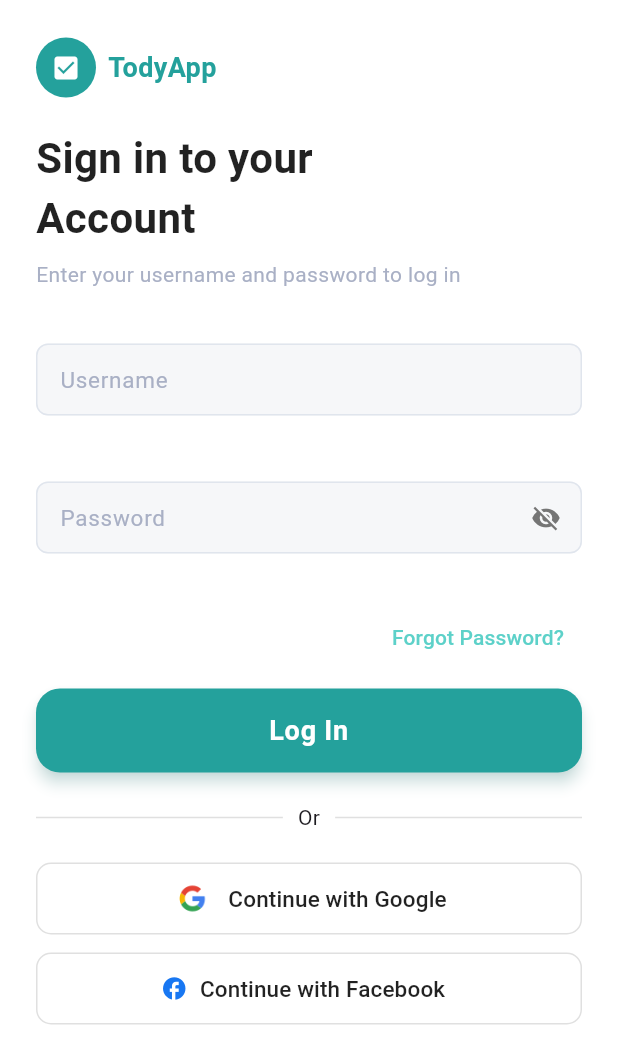
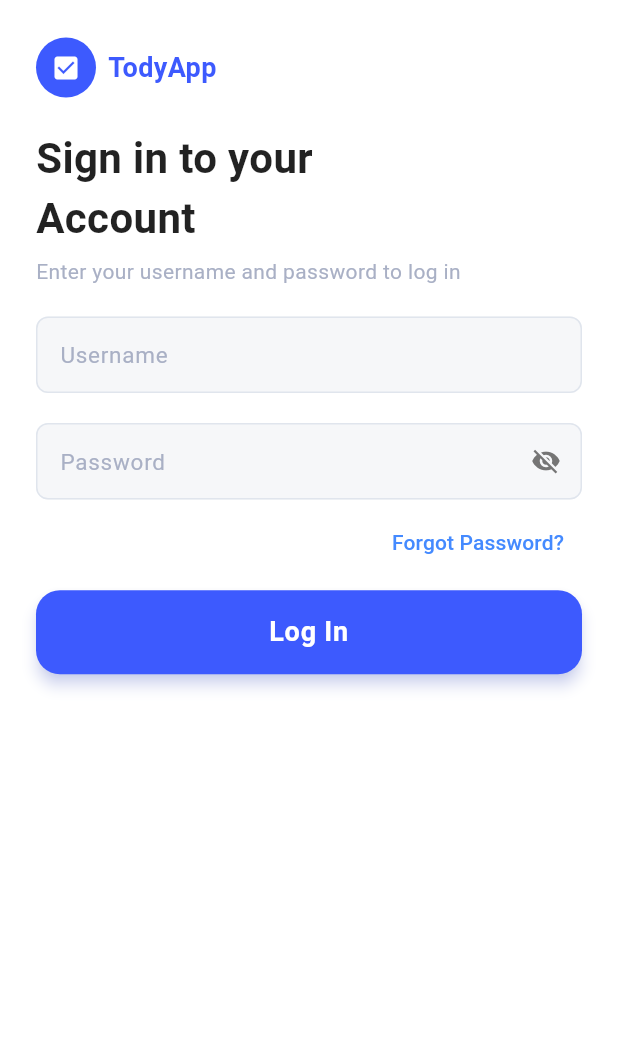
Before and after one commit to fahmilavender/ulangan_flutter, a Flutter app: the screen it shows after launch, on a phone screen of 412 x 824 dp. Shown: the top 1064 px of the screen. Run offline on Flutter 3.47's test engine with Material 3 defaults, Android fonts, the phone set to English and light mode, and no system bars; our stand-ins replace get.

Commit message:
fix style login page

```diff
--- a/lib/components/custom_button.dart
+++ b/lib/components/custom_button.dart
@@ -12,8 +12,8 @@ class CustomButton extends StatelessWidget {
   });
 
   final String? myText;
-  final Color? myTextColor;       // bisa dikustom dari halaman
-  final Color? backgroundColor;   // bisa dikustom dari halaman
+  final Color? myTextColor;
+  final Color? backgroundColor;
   final VoidCallback? onPressed;
   final bool isLoading;
 
--- a/lib/components/custom_textfield.dart
+++ b/lib/components/custom_textfield.dart
@@ -1,5 +1,4 @@
-import 'package:flutter/material.dart';
-import 'package:ulangan_flutter/components/customcolors.dart';
+import 'package:flutter/material.dart'; import 'package:ulangan_flutter/components/customcolors.dart';
 
 class CustomTextField extends StatelessWidget {
   const CustomTextField({
@@ -24,7 +23,6 @@ class CustomTextField extends StatelessWidget {
   final VoidCallback? onToggle;
   final String? Function(String?)? validator;
 
-  // Warna kustom opsional
   final Color? labelColor;
   final Color? textColor;
   final Color? fillColor;
@@ -34,9 +32,7 @@ class CustomTextField extends StatelessWidget {
   @override
   Widget build(BuildContext context) {
     return Padding(
-      padding: const EdgeInsets.symmetric(vertical: 6),
-      child: SizedBox(
-        height: 64,
+      padding: const EdgeInsets.symmetric(vertical: 4),
       child: TextFormField(
         controller: controller,
         obscureText: isPassword,
@@ -57,7 +53,7 @@ class CustomTextField extends StatelessWidget {
           fillColor: fillColor ?? Customcolors.textFieldFill,
           contentPadding: const EdgeInsets.symmetric(
             horizontal: 12,
-              vertical: 0,
+            vertical: 14,
           ),
           border: OutlineInputBorder(
             borderRadius: BorderRadius.circular(8),
@@ -92,7 +88,6 @@ class CustomTextField extends StatelessWidget {
               : null,
         ),
       ),
-      ),
     );
   }
 }
--- a/lib/pages/login_page.dart
+++ b/lib/pages/login_page.dart
@@ -29,9 +29,10 @@ class _LoginPageState extends State<LoginPage> {
               Row(
                 children: [
                   CircleAvatar(
-                    backgroundColor: Customcolors.primary,
+                    backgroundColor: Customcolors.bluewidget,
                     radius: 20,
-                    child: const Icon(Icons.check_box, color: Customcolors.white, size: 20),
+                    child: const Icon(Icons.check_box,
+                        color: Customcolors.white, size: 20),
                   ),
                   const Padding(padding: EdgeInsets.only(left: 8)),
                   const Text(
@@ -39,11 +40,12 @@ class _LoginPageState extends State<LoginPage> {
                     style: TextStyle(
                       fontSize: 18,
                       fontWeight: FontWeight.bold,
-                      color: Customcolors.primary,
+                      color: Customcolors.bluewidget,
                     ),
                   ),
                 ],
               ),
+
               const Padding(
                 padding: EdgeInsets.only(top: 20),
                 child: Text(
@@ -55,23 +57,27 @@ class _LoginPageState extends State<LoginPage> {
                   ),
                 ),
               ),
+
               const Padding(
-                padding: EdgeInsets.only(top: 8),
+                padding: EdgeInsets.only(top: 6),
                 child: Text(
                   "Enter your username and password to log in",
                   style: TextStyle(fontSize: 14, color: Customcolors.textSecondary),
                 ),
               ),
+
               Padding(
-                padding: const EdgeInsets.only(top: 30),
+                padding: const EdgeInsets.only(top: 16),
                 child: CustomTextField(
                   label: "Username",
                   controller: authController.usernameController,
                   isPassword: false,
+                  focusedBorderColor: Customcolors.bluewidget,
                 ),
               ),
+
               Padding(
-                padding: const EdgeInsets.only(top: 16),
+                padding: const EdgeInsets.only(top: 12),
                 child: Obx(
                   () => CustomTextField(
                     label: "Password",
@@ -79,24 +85,27 @@ class _LoginPageState extends State<LoginPage> {
                     isPassword: authController.isPasswordHidden.value,
                     showToggle: true,
                     onToggle: authController.togglePasswordVisibility,
+                    focusedBorderColor: Customcolors.bluewidget,
                   ),
                 ),
               ),
+
               Padding(
-                padding: const EdgeInsets.only(top: 10),
+                padding: const EdgeInsets.only(top: 0.5),
                 child: Align(
                   alignment: Alignment.centerRight,
                   child: TextButton(
                     onPressed: () {},
                     child: const Text(
                       "Forgot Password?",
-                      style: TextStyle(color: Customcolors.primaryLight),
+                      style: TextStyle(color: Customcolors.blueaksen),
                     ),
                   ),
                 ),
               ),
+
               Padding(
-                padding: const EdgeInsets.only(top: 10),
+                padding: const EdgeInsets.only(top: 8),
                 child: Obx(
                   () => CustomButton(
                     myText: "Log In",
@@ -107,62 +116,8 @@ class _LoginPageState extends State<LoginPage> {
                       authController.isLoading.value = false;
                       if (success) Get.offAllNamed(AppRoutes.dashboardPage);
                     },
-                  ),
-                ),
-              ),
-              Padding(
-                padding: const EdgeInsets.symmetric(vertical: 20),
-                child: Row(
-                  children: [
-                    Expanded(child: Divider(thickness: 1, color: Customcolors.divider)),
-                    const Padding(
-                      padding: EdgeInsets.symmetric(horizontal: 10),
-                      child: Text("Or"),
-                    ),
-                    Expanded(child: Divider(thickness: 1, color: Customcolors.divider)),
-                  ],
-                ),
-              ),
-              OutlinedButton(
-                style: OutlinedButton.styleFrom(
-                  minimumSize: const Size(double.infinity, 48),
-                  side: BorderSide(color: Customcolors.divider),
-                  shape: RoundedRectangleBorder(
-                    borderRadius: BorderRadius.circular(10),
-                  ),
-                ),
-                onPressed: () {},
-                child: Row(
-                  mainAxisAlignment: MainAxisAlignment.center,
-                  children: [
-                    Image.asset(
-                      'assets/images/google_logo.png',
-                      height: 28,
-                      width: 28,
-                    ),
-                    const Padding(padding: EdgeInsets.only(left: 10)),
-                    const Text(
-                      "Continue with Google",
-                      style: TextStyle(color: Customcolors.textPrimary, fontSize: 15),
-                    ),
-                  ],
-                ),
-              ),
-              Padding(
-                padding: const EdgeInsets.only(top: 12),
-                child: OutlinedButton.icon(
-                  style: OutlinedButton.styleFrom(
-                    minimumSize: const Size(double.infinity, 48),
-                    side: BorderSide(color: Customcolors.divider),
-                    shape: RoundedRectangleBorder(
-                      borderRadius: BorderRadius.circular(10),
-                    ),
-                  ),
-                  onPressed: () {},
-                  icon: const Icon(Icons.facebook, color: Customcolors.facebook),
-                  label: const Text(
-                    "Continue with Facebook",
-                    style: TextStyle(color: Customcolors.textPrimary, fontSize: 15),
+                    myTextColor: Customcolors.white,
+                    backgroundColor: Customcolors.bluewidget,
                   ),
                 ),
               ),
```
Lines whose indentation alone changed are shown as unchanged.
